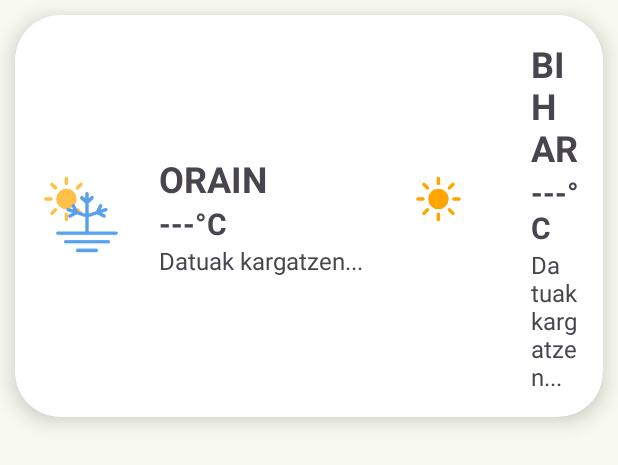
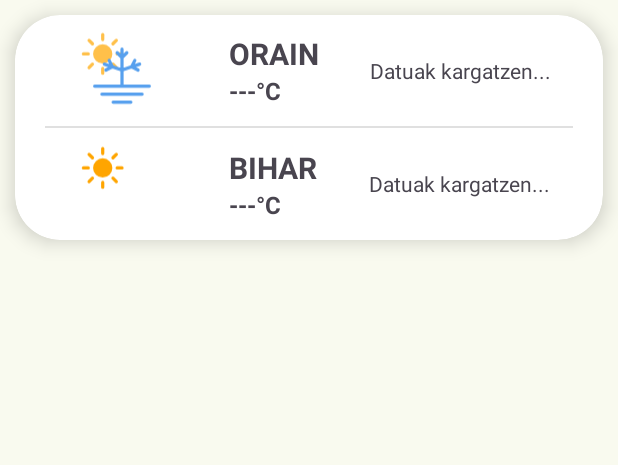
Before and after one commit to LifeOfAitor/DockChill, an Android app: the layout weather_card.xml on its own in the app's theme, with its tools: preview values and no code run, on a phone screen of 412 x 824 dp. Shown: the top 465 px of the screen. Run offline under Robolectric (Android 15) with nearby library versions, the phone set to English and light mode, and no system bars.

Commit message:
hobekuntzak egin pantaia osoan ondo ikusteko eta layout-a ezarri main fragmentarentzako

```diff
--- a/app/src/main/res/layout/weather_card.xml
+++ b/app/src/main/res/layout/weather_card.xml
@@ -1,34 +1,38 @@
 <?xml version="1.0" encoding="utf-8"?>
 <androidx.cardview.widget.CardView xmlns:android="http://schemas.android.com/apk/res/android"
     xmlns:app="http://schemas.android.com/apk/res-auto"
-    android:layout_width="wrap_content"
-    android:layout_height="wrap_content"
+    android:layout_width="match_parent"
+    android:layout_height="150dp"
     android:layout_margin="10dp"
     app:cardCornerRadius="30dp"
     app:cardElevation="8dp">
 
     <LinearLayout
-        android:layout_width="wrap_content"
-        android:layout_height="wrap_content"
-        android:orientation="horizontal">
+        android:layout_width="match_parent"
+        android:layout_height="match_parent"
+        android:orientation="vertical"
+        android:paddingStart="16dp"
+        android:paddingEnd="16dp">
 
         <LinearLayout
-            android:layout_width="match_parent"
-            android:layout_height="match_parent"
+            android:layout_width="wrap_content"
+            android:layout_height="0dp"
+            android:layout_weight="1"
             android:gravity="center_vertical"
-            android:orientation="horizontal"
-            android:padding="16dp">
+            android:orientation="horizontal">
 
             <ImageView
                 android:id="@+id/gaur_weather_icon"
-                android:layout_width="64dp"
-                android:layout_height="64dp"
+                android:layout_width="60dp"
+                android:layout_height="60dp"
+                android:layout_marginStart="25dp"
+                android:layout_marginEnd="25dp"
                 android:src="@drawable/frost" />
 
             <LinearLayout
                 android:layout_width="wrap_content"
                 android:layout_height="wrap_content"
-                android:layout_weight="1"
+                android:layout_marginEnd="25dp"
                 android:orientation="vertical"
                 android:paddingStart="16dp">
 
@@ -37,7 +41,7 @@
                     android:layout_width="wrap_content"
                     android:layout_height="wrap_content"
                     android:text="ORAIN"
-                    android:textSize="24sp"
+                    android:textSize="20sp"
                     android:textStyle="bold" />
 
                 <TextView
@@ -45,35 +49,47 @@
                     android:layout_width="wrap_content"
                     android:layout_height="wrap_content"
                     android:text="---°C"
-                    android:textSize="20sp"
+                    android:textSize="16sp"
                     android:textStyle="bold" />
+            </LinearLayout>
 
             <TextView
                 android:id="@+id/gaur_weather_description"
-                    android:layout_width="wrap_content"
+                android:layout_width="0dp"
                 android:layout_height="wrap_content"
+                android:layout_weight="1"
+                android:gravity="end"
+                android:paddingStart="8dp"
                 android:text="Datuak kargatzen..."
-                    android:textSize="16sp" />
+                android:textSize="14sp" />
         </LinearLayout>
 
-        </LinearLayout>
+        <View
+            android:layout_width="match_parent"
+            android:layout_height="1dp"
+            android:layout_marginStart="4dp"
+            android:layout_marginEnd="4dp"
+            android:background="?android:attr/listDivider" />
+
         <LinearLayout
-            android:layout_width="match_parent"
-            android:layout_height="wrap_content"
-            android:orientation="horizontal"
-            android:padding="16dp"
-            android:gravity="center_vertical">
+            android:layout_width="wrap_content"
+            android:layout_height="0dp"
+            android:layout_weight="1"
+            android:gravity="center_vertical"
+            android:orientation="horizontal">
 
             <ImageView
                 android:id="@+id/bihar_weather_icon"
-                android:layout_width="64dp"
-                android:layout_height="64dp"
+                android:layout_width="60dp"
+                android:layout_height="60dp"
+                android:layout_marginStart="25dp"
+                android:layout_marginEnd="25dp"
                 android:src="@drawable/clear" />
 
             <LinearLayout
                 android:layout_width="wrap_content"
                 android:layout_height="wrap_content"
-                android:layout_weight="1"
+                android:layout_marginEnd="25dp"
                 android:orientation="vertical"
                 android:paddingStart="16dp">
 
@@ -82,30 +98,30 @@
                     android:layout_width="wrap_content"
                     android:layout_height="wrap_content"
                     android:text="BIHAR"
-                    android:textSize="24sp"
-                    android:textStyle="bold"/>
+                    android:textSize="20sp"
+                    android:textStyle="bold" />
 
                 <TextView
                     android:id="@+id/bihar_temperature_text"
                     android:layout_width="wrap_content"
                     android:layout_height="wrap_content"
                     android:text="---°C"
-                    android:textSize="20sp"
-                    android:textStyle="bold"/>
+                    android:textSize="16sp"
+                    android:textStyle="bold" />
+
+            </LinearLayout>
 
             <TextView
                 android:id="@+id/bihar_weather_description"
-                    android:layout_width="wrap_content"
+                android:layout_width="0dp"
                 android:layout_height="wrap_content"
+                android:layout_weight="1"
+                android:gravity="end"
+                android:paddingStart="8dp"
                 android:text="Datuak kargatzen..."
-                    android:textSize="16sp"/>
+                android:textSize="14sp" />
 
         </LinearLayout>
-
     </LinearLayout>
 
-    </LinearLayout>
-
-
-
 </androidx.cardview.widget.CardView>
--- a/app/src/main/res/values-night/themes.xml
+++ b/app/src/main/res/values-night/themes.xml
@@ -48,4 +48,8 @@
         <item name="colorSurfaceContainerHigh">@color/md_theme_surfaceContainerHigh</item>
         <item name="colorSurfaceContainerHighest">@color/md_theme_surfaceContainerHighest</item>
     </style>
+    <style name="RoundedSquare" parent="">
+        <item name="cornerFamily">rounded</item>
+        <item name="cornerSize">20%</item>
+    </style>
 </resources>
--- a/app/src/main/res/values/themes.xml
+++ b/app/src/main/res/values/themes.xml
@@ -48,4 +48,8 @@
         <item name="colorSurfaceContainerHigh">@color/md_theme_surfaceContainerHigh</item>
         <item name="colorSurfaceContainerHighest">@color/md_theme_surfaceContainerHighest</item>
     </style>
+    <style name="RoundedSquare" parent="">
+        <item name="cornerFamily">rounded</item>
+        <item name="cornerSize">20%</item>
+    </style>
 </resources>
```
Also changed, not shown: app/src/main/java/com/dev/dockchill/MainActivity.kt (+36 -8 lines), app/src/main/res/drawable/ic_pause.xml (added, +9 -0 lines), app/src/main/res/drawable/ic_playpause.xml (added, +9 -0 lines), app/src/main/res/layout-land/activity_main.xml (+1 -16 lines), app/src/main/res/layout-land/fragment_main_screen.xml (+34 -38 lines), app/src/main/res/layout/music_player_card.xml (added, +66 -0 lines), app/src/main/res/drawable-xxhdpi/music_1.jpg (added), app/src/main/res/drawable-xxhdpi/music_2.jpg (added), app/src/main/res/drawable-xxhdpi/music_3.jpg (added). Lines whose indentation alone changed are shown as unchanged.
